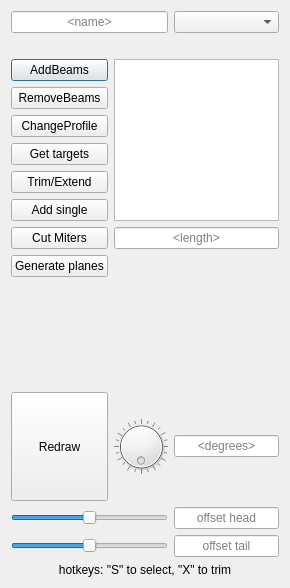
EdgarJRobles/quetzal, file dialogz/fbranch.ui: the form before one commit.
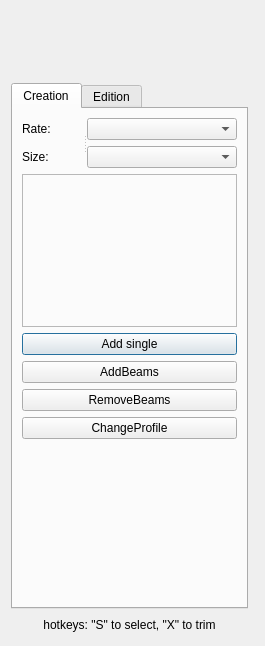
The form after the commit. Icons and pictures are not drawn.

The edit to the form file:
```diff
--- a/dialogz/fbranch.ui
+++ b/dialogz/fbranch.ui
@@ -6,86 +6,44 @@
    <rect>
     <x>0</x>
     <y>0</y>
-    <width>290</width>
-    <height>588</height>
+    <width>265</width>
+    <height>646</height>
    </rect>
   </property>
   <property name="sizePolicy">
-   <sizepolicy hsizetype="Preferred" vsizetype="Expanding">
+   <sizepolicy hsizetype="MinimumExpanding" vsizetype="Expanding">
     <horstretch>0</horstretch>
     <verstretch>0</verstretch>
    </sizepolicy>
   </property>
+  <property name="minimumSize">
+   <size>
+    <width>100</width>
+    <height>100</height>
+   </size>
+  </property>
   <property name="windowTitle">
    <string>FrameBranch Manager</string>
   </property>
+  <property name="windowIcon">
+   <iconset>
+    <normaloff>../iconz/Quetzal_FrameBranchManager.svg</normaloff>../iconz/Quetzal_FrameBranchManager.svg</iconset>
+  </property>
   <layout class="QGridLayout" name="gridLayout_2">
-   <item row="4" column="0">
-    <widget class="QPushButton" name="btnAdd">
-     <property name="text">
-      <string>AddBeams</string>
-     </property>
-    </widget>
-   </item>
-   <item row="14" column="0" colspan="2">
-    <widget class="QSlider" name="sliHead">
-     <property name="minimum">
-      <number>-99</number>
-     </property>
-     <property name="orientation">
-      <enum>Qt::Horizontal</enum>
-     </property>
-    </widget>
-   </item>
-   <item row="11" column="0">
-    <widget class="QPushButton" name="btnGenPlanes">
-     <property name="text">
-      <string>Generate planes</string>
-     </property>
-    </widget>
-   </item>
-   <item row="4" column="1" rowspan="6" colspan="2">
-    <widget class="QListWidget" name="listSizes"/>
-   </item>
-   <item row="12" column="0">
-    <spacer name="verticalSpacer">
-     <property name="orientation">
-      <enum>Qt::Vertical</enum>
-     </property>
-     <property name="sizeHint" stdset="0">
-      <size>
-       <width>20</width>
-       <height>40</height>
-      </size>
-     </property>
-    </spacer>
-   </item>
-   <item row="5" column="0">
-    <widget class="QPushButton" name="btnRemove">
-     <property name="text">
-      <string>RemoveBeams</string>
-     </property>
-    </widget>
-   </item>
-   <item row="10" column="0">
-    <widget class="QPushButton" name="btnMiter">
-     <property name="text">
-      <string>Cut Miters</string>
-     </property>
-    </widget>
-   </item>
-   <item row="14" column="2">
-    <widget class="QLineEdit" name="editHead">
-     <property name="alignment">
-      <set>Qt::AlignCenter</set>
-     </property>
-     <property name="placeholderText">
-      <string>offset head</string>
-     </property>
-    </widget>
-   </item>
-   <item row="11" column="1" colspan="2">
+   <item row="1" column="0" colspan="2">
     <widget class="QLabel" name="lab2">
+     <property name="sizePolicy">
+      <sizepolicy hsizetype="Expanding" vsizetype="Expanding">
+       <horstretch>0</horstretch>
+       <verstretch>0</verstretch>
+      </sizepolicy>
+     </property>
+     <property name="maximumSize">
+      <size>
+       <width>500</width>
+       <height>30</height>
+      </size>
+     </property>
      <property name="text">
       <string>&lt;no target selected&gt;</string>
      </property>
@@ -94,44 +52,42 @@
      </property>
     </widget>
    </item>
-   <item row="13" column="2">
-    <widget class="QLineEdit" name="editAngle">
-     <property name="minimumSize">
+   <item row="0" column="0" colspan="2">
+    <widget class="QLabel" name="lab1">
+     <property name="sizePolicy">
+      <sizepolicy hsizetype="Expanding" vsizetype="Expanding">
+       <horstretch>0</horstretch>
+       <verstretch>0</verstretch>
+      </sizepolicy>
+     </property>
+     <property name="maximumSize">
       <size>
-       <width>80</width>
-       <height>0</height>
+       <width>500</width>
+       <height>30</height>
       </size>
      </property>
+     <property name="text">
+      <string>&lt;no item selected&gt;</string>
+     </property>
      <property name="alignment">
       <set>Qt::AlignCenter</set>
      </property>
-     <property name="placeholderText">
-      <string>&lt;degrees&gt;</string>
-     </property>
     </widget>
    </item>
-   <item row="2" column="2">
-    <widget class="QComboBox" name="comboRatings"/>
-   </item>
    <item row="9" column="0">
-    <widget class="QPushButton" name="btnSingle">
-     <property name="text">
-      <string>Add single</string>
-     </property>
-    </widget>
-   </item>
-   <item row="10" column="1" colspan="2">
-    <widget class="QLineEdit" name="editLength">
-     <property name="alignment">
-      <set>Qt::AlignCenter</set>
-     </property>
-     <property name="placeholderText">
-      <string>&lt;length&gt;</string>
-     </property>
-    </widget>
-   </item>
-   <item row="16" column="0" colspan="3">
     <widget class="QLabel" name="label">
+     <property name="sizePolicy">
+      <sizepolicy hsizetype="Expanding" vsizetype="Expanding">
+       <horstretch>0</horstretch>
+       <verstretch>0</verstretch>
+      </sizepolicy>
+     </property>
+     <property name="maximumSize">
+      <size>
+       <width>500</width>
+       <height>20</height>
+      </size>
+     </property>
      <property name="text">
       <string>hotkeys: &quot;S&quot; to select, &quot;X&quot; to trim</string>
      </property>
@@ -140,109 +96,449 @@
      </property>
     </widget>
    </item>
-   <item row="7" column="0">
-    <widget class="QPushButton" name="btnTargets">
-     <property name="text">
-      <string>Get targets</string>
-     </property>
-    </widget>
-   </item>
-   <item row="15" column="2">
-    <widget class="QLineEdit" name="editTail">
-     <property name="alignment">
-      <set>Qt::AlignCenter</set>
-     </property>
-     <property name="placeholderText">
-      <string>offset tail</string>
-     </property>
-    </widget>
-   </item>
-   <item row="13" column="0">
-    <widget class="QPushButton" name="btnRefresh">
-     <property name="sizePolicy">
-      <sizepolicy hsizetype="Minimum" vsizetype="Expanding">
-       <horstretch>0</horstretch>
-       <verstretch>0</verstretch>
-      </sizepolicy>
-     </property>
-     <property name="text">
-      <string>Redraw</string>
-     </property>
-    </widget>
-   </item>
-   <item row="15" column="0" colspan="2">
-    <widget class="QSlider" name="sliTail">
-     <property name="minimum">
-      <number>-99</number>
-     </property>
-     <property name="orientation">
-      <enum>Qt::Horizontal</enum>
-     </property>
-    </widget>
-   </item>
    <item row="8" column="0">
-    <widget class="QPushButton" name="btnTrim">
-     <property name="text">
-      <string>Trim/Extend</string>
-     </property>
-    </widget>
-   </item>
-   <item row="13" column="1">
-    <widget class="QDial" name="dialAngle">
-     <property name="maximum">
-      <number>359</number>
-     </property>
-     <property name="orientation">
-      <enum>Qt::Horizontal</enum>
-     </property>
-     <property name="invertedAppearance">
-      <bool>false</bool>
-     </property>
-     <property name="invertedControls">
-      <bool>false</bool>
-     </property>
-     <property name="wrapping">
-      <bool>true</bool>
-     </property>
-     <property name="notchTarget">
-      <double>15.000000000000000</double>
-     </property>
-     <property name="notchesVisible">
-      <bool>true</bool>
-     </property>
-    </widget>
-   </item>
-   <item row="3" column="0" colspan="3">
-    <widget class="QLabel" name="lab1">
-     <property name="text">
-      <string>&lt;no item selected&gt;</string>
-     </property>
-     <property name="alignment">
-      <set>Qt::AlignCenter</set>
-     </property>
-    </widget>
-   </item>
-   <item row="6" column="0">
-    <widget class="QPushButton" name="btnProfile">
-     <property name="text">
-      <string>ChangeProfile</string>
-     </property>
-    </widget>
-   </item>
-   <item row="2" column="0" colspan="2">
-    <widget class="QLineEdit" name="editName">
+    <widget class="QTabWidget" name="tabWidget">
      <property name="minimumSize">
       <size>
-       <width>80</width>
+       <width>0</width>
        <height>0</height>
       </size>
      </property>
-     <property name="alignment">
-      <set>Qt::AlignCenter</set>
+     <property name="maximumSize">
+      <size>
+       <width>500</width>
+       <height>4000</height>
+      </size>
      </property>
-     <property name="placeholderText">
-      <string>&lt;name&gt;</string>
+     <property name="currentIndex">
+      <number>0</number>
      </property>
+     <widget class="QWidget" name="tab_2">
+      <property name="sizePolicy">
+       <sizepolicy hsizetype="Expanding" vsizetype="Expanding">
+        <horstretch>0</horstretch>
+        <verstretch>0</verstretch>
+       </sizepolicy>
+      </property>
+      <attribute name="title">
+       <string>Creation</string>
+      </attribute>
+      <layout class="QFormLayout" name="formLayout_2">
+       <item row="0" column="0" colspan="2">
+        <widget class="QSplitter" name="splitter">
+         <property name="orientation">
+          <enum>Qt::Horizontal</enum>
+         </property>
+         <widget class="QWidget" name="layoutWidget">
+          <layout class="QVBoxLayout" name="verticalLayout_5">
+           <item>
+            <widget class="QLabel" name="label_2">
+             <property name="text">
+              <string>Rate:</string>
+             </property>
+            </widget>
+           </item>
+           <item>
+            <widget class="QLabel" name="label_3">
+             <property name="text">
+              <string>Size:</string>
+             </property>
+            </widget>
+           </item>
+          </layout>
+         </widget>
+         <widget class="QWidget" name="layoutWidget">
+          <layout class="QVBoxLayout" name="verticalLayout_2">
+           <item>
+            <widget class="QComboBox" name="Rate_comboBox">
+             <property name="maxVisibleItems">
+              <number>20</number>
+             </property>
+             <property name="maxCount">
+              <number>500</number>
+             </property>
+            </widget>
+           </item>
+           <item>
+            <widget class="QComboBox" name="Sizes_comboBox">
+             <property name="maxVisibleItems">
+              <number>20</number>
+             </property>
+             <property name="maxCount">
+              <number>500</number>
+             </property>
+             <property name="duplicatesEnabled">
+              <bool>false</bool>
+             </property>
+            </widget>
+           </item>
+          </layout>
+         </widget>
+        </widget>
+       </item>
+       <item row="2" column="0" colspan="2">
+        <layout class="QVBoxLayout" name="verticalLayout">
+         <item>
+          <widget class="QPushButton" name="btnSingle">
+           <property name="toolTip">
+            <string>&lt;html&gt;&lt;head/&gt;&lt;body&gt;&lt;p&gt;Create a single beam.&lt;/p&gt;&lt;p&gt;if a wire is previous selected beam will reorientade normal to wire but no based frame will be created.&lt;/p&gt;&lt;/body&gt;&lt;/html&gt;</string>
+           </property>
+           <property name="text">
+            <string>Add single</string>
+           </property>
+          </widget>
+         </item>
+         <item>
+          <widget class="QPushButton" name="btnAdd">
+           <property name="toolTip">
+            <string>&lt;html&gt;&lt;head/&gt;&lt;body&gt;&lt;p&gt;Add a beam to a existing structure object&lt;/p&gt;&lt;p&gt;-------------------------------------------------------------------------&lt;/p&gt;&lt;p&gt;1.-Select a wire/sketch that belongs to the structure you want to add.&lt;/p&gt;&lt;p&gt;2.-Press the AddBeams button&lt;/p&gt;&lt;/body&gt;&lt;/html&gt;</string>
+           </property>
+           <property name="text">
+            <string>AddBeams</string>
+           </property>
+          </widget>
+         </item>
+         <item>
+          <widget class="QPushButton" name="btnRemove">
+           <property name="toolTip">
+            <string>&lt;html&gt;&lt;head/&gt;&lt;body&gt;&lt;p&gt;Remove a beam to a existing structure object&lt;/p&gt;&lt;p&gt;-------------------------------------------------------------------------&lt;/p&gt;&lt;p&gt;1.-Select a beam that belongs to the structure you want to remove.&lt;/p&gt;&lt;p&gt;2.-Press the RemoveBeams button&lt;/p&gt;&lt;/body&gt;&lt;/html&gt;</string>
+           </property>
+           <property name="text">
+            <string>RemoveBeams</string>
+           </property>
+          </widget>
+         </item>
+         <item>
+          <widget class="QPushButton" name="btnProfile">
+           <property name="toolTip">
+            <string>&lt;html&gt;&lt;head/&gt;&lt;body&gt;&lt;p&gt;Change beam profile to a existing structure object&lt;/p&gt;&lt;p&gt;-------------------------------------------------------------------------&lt;/p&gt;&lt;p&gt;1.-Select the wire / sketch that belongs to the structure&lt;/p&gt;&lt;p&gt;2.-Select the new profile on the drop down menu&lt;/p&gt;&lt;p&gt;3.-Press the ChangeProfile button&lt;/p&gt;&lt;/body&gt;&lt;/html&gt;</string>
+           </property>
+           <property name="text">
+            <string>ChangeProfile</string>
+           </property>
+          </widget>
+         </item>
+        </layout>
+       </item>
+       <item row="3" column="1">
+        <spacer name="verticalSpacer">
+         <property name="orientation">
+          <enum>Qt::Vertical</enum>
+         </property>
+         <property name="sizeType">
+          <enum>QSizePolicy::Expanding</enum>
+         </property>
+         <property name="sizeHint" stdset="0">
+          <size>
+           <width>20</width>
+           <height>40</height>
+          </size>
+         </property>
+        </spacer>
+       </item>
+       <item row="1" column="0" colspan="2">
+        <widget class="QFrame" name="frame">
+         <property name="sizePolicy">
+          <sizepolicy hsizetype="Expanding" vsizetype="Expanding">
+           <horstretch>0</horstretch>
+           <verstretch>0</verstretch>
+          </sizepolicy>
+         </property>
+         <property name="minimumSize">
+          <size>
+           <width>50</width>
+           <height>50</height>
+          </size>
+         </property>
+         <property name="maximumSize">
+          <size>
+           <width>800</width>
+           <height>600</height>
+          </size>
+         </property>
+         <property name="baseSize">
+          <size>
+           <width>800</width>
+           <height>600</height>
+          </size>
+         </property>
+         <property name="toolTip">
+          <string notr="true"/>
+         </property>
+         <property name="frameShape">
+          <enum>QFrame::StyledPanel</enum>
+         </property>
+         <property name="frameShadow">
+          <enum>QFrame::Raised</enum>
+         </property>
+         <layout class="QVBoxLayout" name="verticalLayout_7">
+          <item>
+           <widget class="QLabel" name="ProfileImage">
+            <property name="sizePolicy">
+             <sizepolicy hsizetype="Expanding" vsizetype="Preferred">
+              <horstretch>0</horstretch>
+              <verstretch>0</verstretch>
+             </sizepolicy>
+            </property>
+            <property name="minimumSize">
+             <size>
+              <width>50</width>
+              <height>50</height>
+             </size>
+            </property>
+            <property name="maximumSize">
+             <size>
+              <width>800</width>
+              <height>600</height>
+             </size>
+            </property>
+            <property name="baseSize">
+             <size>
+              <width>800</width>
+              <height>600</height>
+             </size>
+            </property>
+            <property name="contextMenuPolicy">
+             <enum>Qt::DefaultContextMenu</enum>
+            </property>
+            <property name="toolTip">
+             <string notr="true"/>
+            </property>
+            <property name="autoFillBackground">
+             <bool>false</bool>
+            </property>
+            <property name="text">
+             <string notr="true"/>
+            </property>
+            <property name="pixmap">
+             <pixmap>../iconz/UB_SECTION.png</pixmap>
+            </property>
+            <property name="scaledContents">
+             <bool>false</bool>
+            </property>
+            <property name="alignment">
+             <set>Qt::AlignCenter</set>
+            </property>
+            <property name="wordWrap">
+             <bool>false</bool>
+            </property>
+            <property name="margin">
+             <number>8</number>
+            </property>
+           </widget>
+          </item>
+         </layout>
+        </widget>
+       </item>
+      </layout>
+     </widget>
+     <widget class="QWidget" name="tab">
+      <property name="sizePolicy">
+       <sizepolicy hsizetype="Expanding" vsizetype="Expanding">
+        <horstretch>0</horstretch>
+        <verstretch>0</verstretch>
+       </sizepolicy>
+      </property>
+      <attribute name="title">
+       <string>Edition</string>
+      </attribute>
+      <layout class="QFormLayout" name="formLayout">
+       <item row="2" column="0">
+        <widget class="QDial" name="dialAngle">
+         <property name="sizePolicy">
+          <sizepolicy hsizetype="Minimum" vsizetype="Fixed">
+           <horstretch>0</horstretch>
+           <verstretch>0</verstretch>
+          </sizepolicy>
+         </property>
+         <property name="maximumSize">
+          <size>
+           <width>300</width>
+           <height>200</height>
+          </size>
+         </property>
+         <property name="maximum">
+          <number>359</number>
+         </property>
+         <property name="orientation">
+          <enum>Qt::Horizontal</enum>
+         </property>
+         <property name="invertedAppearance">
+          <bool>false</bool>
+         </property>
+         <property name="invertedControls">
+          <bool>false</bool>
+         </property>
+         <property name="wrapping">
+          <bool>true</bool>
+         </property>
+         <property name="notchTarget">
+          <double>15.000000000000000</double>
+         </property>
+         <property name="notchesVisible">
+          <bool>true</bool>
+         </property>
+        </widget>
+       </item>
+       <item row="3" column="0" colspan="2">
+        <layout class="QHBoxLayout" name="horizontalLayout">
+         <item>
+          <widget class="QPushButton" name="btnRefresh">
+           <property name="sizePolicy">
+            <sizepolicy hsizetype="Minimum" vsizetype="Minimum">
+             <horstretch>0</horstretch>
+             <verstretch>0</verstretch>
+            </sizepolicy>
+           </property>
+           <property name="minimumSize">
+            <size>
+             <width>0</width>
+             <height>0</height>
+            </size>
+           </property>
+           <property name="text">
+            <string>Redraw</string>
+           </property>
+          </widget>
+         </item>
+         <item>
+          <widget class="QLineEdit" name="editAngle">
+           <property name="minimumSize">
+            <size>
+             <width>80</width>
+             <height>0</height>
+            </size>
+           </property>
+           <property name="alignment">
+            <set>Qt::AlignCenter</set>
+           </property>
+           <property name="placeholderText">
+            <string>&lt;degrees&gt;</string>
+           </property>
+          </widget>
+         </item>
+        </layout>
+       </item>
+       <item row="0" column="0" colspan="2">
+        <layout class="QVBoxLayout" name="verticalLayout_6">
+         <item>
+          <widget class="QLineEdit" name="editName">
+           <property name="minimumSize">
+            <size>
+             <width>80</width>
+             <height>0</height>
+            </size>
+           </property>
+           <property name="alignment">
+            <set>Qt::AlignCenter</set>
+           </property>
+           <property name="placeholderText">
+            <string>&lt;name&gt;</string>
+           </property>
+          </widget>
+         </item>
+         <item>
+          <widget class="QLineEdit" name="editLength">
+           <property name="alignment">
+            <set>Qt::AlignCenter</set>
+           </property>
+           <property name="placeholderText">
+            <string>&lt;length&gt;</string>
+           </property>
+          </widget>
+         </item>
+        </layout>
+       </item>
+       <item row="1" column="0" colspan="2">
+        <layout class="QVBoxLayout" name="verticalLayout_3">
+         <item>
+          <widget class="QPushButton" name="btnTargets">
+           <property name="toolTip">
+            <string>&lt;html&gt;&lt;head/&gt;&lt;body&gt;&lt;p&gt;Store the edge or face that will be use has reference for trim or extend beams inside structure object.&lt;/p&gt;&lt;p&gt;------------------------------------------------------------------------------------------------------------------------&lt;/p&gt;&lt;p&gt;1.-Select the reference edge or face.&lt;/p&gt;&lt;p&gt;2.-Press Get targets button to save reference.&lt;/p&gt;&lt;/body&gt;&lt;/html&gt;</string>
+           </property>
+           <property name="text">
+            <string>Get targets</string>
+           </property>
+          </widget>
+         </item>
+         <item>
+          <widget class="QPushButton" name="btnTrim">
+           <property name="toolTip">
+            <string>&lt;html&gt;&lt;head/&gt;&lt;body&gt;&lt;p&gt;Trim or extend selected beam using preselected target as reference.&lt;/p&gt;&lt;p&gt;Operation can be applied on multiple beam at ones.&lt;/p&gt;&lt;p&gt;---------------------------------------------------------------------------&lt;/p&gt;&lt;p&gt;1.-Select the reference beam edge or face.&lt;/p&gt;&lt;p&gt;2.-Press Trim/Extend button.&lt;/p&gt;&lt;/body&gt;&lt;/html&gt;</string>
+           </property>
+           <property name="text">
+            <string>Trim/Extend</string>
+           </property>
+          </widget>
+         </item>
+         <item>
+          <widget class="QPushButton" name="btnMiter">
+           <property name="toolTip">
+            <string>&lt;html&gt;&lt;head/&gt;&lt;body&gt;&lt;p&gt;Cut miters from structure.&lt;/p&gt;&lt;p&gt;Important!. Reference planes must be generated first &lt;/p&gt;&lt;p&gt;---------------------------------------------------------------------------&lt;/p&gt;&lt;p&gt;1.-Select the structure object to process.&lt;/p&gt;&lt;p&gt;2.-Press Cut Miters button.&lt;/p&gt;&lt;/body&gt;&lt;/html&gt;</string>
+           </property>
+           <property name="text">
+            <string>Cut Miters</string>
+           </property>
+          </widget>
+         </item>
+         <item>
+          <widget class="QPushButton" name="btnGenPlanes">
+           <property name="toolTip">
+            <string>&lt;html&gt;&lt;head/&gt;&lt;body&gt;&lt;p&gt;Create bisect planes between beams required for cut miter operation.&lt;/p&gt;&lt;p&gt;---------------------------------------------------------------------------&lt;/p&gt;&lt;p&gt;1.-Select the structure object to process.&lt;/p&gt;&lt;p&gt;2.-Press Generate planes button.&lt;/p&gt;&lt;/body&gt;&lt;/html&gt;</string>
+           </property>
+           <property name="text">
+            <string>Generate planes</string>
+           </property>
+          </widget>
+         </item>
+        </layout>
+       </item>
+       <item row="4" column="0" colspan="2">
+        <layout class="QVBoxLayout" name="verticalLayout_4">
+         <item>
+          <widget class="QLineEdit" name="editHead">
+           <property name="alignment">
+            <set>Qt::AlignCenter</set>
+           </property>
+           <property name="placeholderText">
+            <string>offset head</string>
+           </property>
+          </widget>
+         </item>
+         <item>
+          <widget class="QSlider" name="sliHead">
+           <property name="minimum">
+            <number>-99</number>
+           </property>
+           <property name="orientation">
+            <enum>Qt::Horizontal</enum>
+           </property>
+          </widget>
+         </item>
+         <item>
+          <widget class="QLineEdit" name="editTail">
+           <property name="alignment">
+            <set>Qt::AlignCenter</set>
+           </property>
+           <property name="placeholderText">
+            <string>offset tail</string>
+           </property>
+          </widget>
+         </item>
+         <item>
+          <widget class="QSlider" name="sliTail">
+           <property name="minimum">
+            <number>-99</number>
+           </property>
+           <property name="orientation">
+            <enum>Qt::Horizontal</enum>
+           </property>
+          </widget>
+         </item>
+        </layout>
+       </item>
+      </layout>
+     </widget>
     </widget>
    </item>
   </layout>
```
